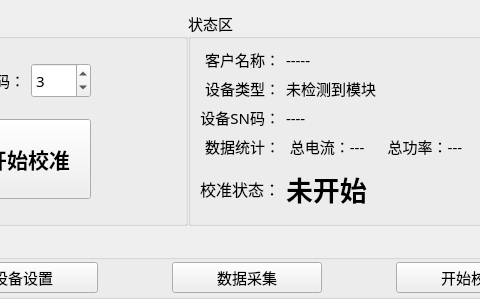
The window that PDU-CalibrateTool/home/home_workwid.ui (ChinaClever/PDU-CalibrateTool) describes before a commit, drawn with Qt 5; both pictures show x 143 to 623 and y 0 to 299 of the 1006 by 299 pixel window.
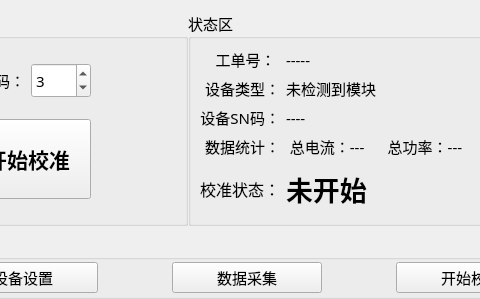
The same window after the commit.

```diff
--- a/PDU-CalibrateTool/home/home_workwid.ui
+++ b/PDU-CalibrateTool/home/home_workwid.ui
@@ -176,10 +176,7 @@
          </size>
         </property>
         <property name="text">
-         <string>客户名称：</string>
-        </property>
-        <property name="alignment">
-         <set>Qt::AlignRight|Qt::AlignTrailing|Qt::AlignVCenter</set>
+         <string>    工单号：</string>
         </property>
        </widget>
       </item>
```
Left out of the diff: 5 changed lines with no effect on the pictures.
